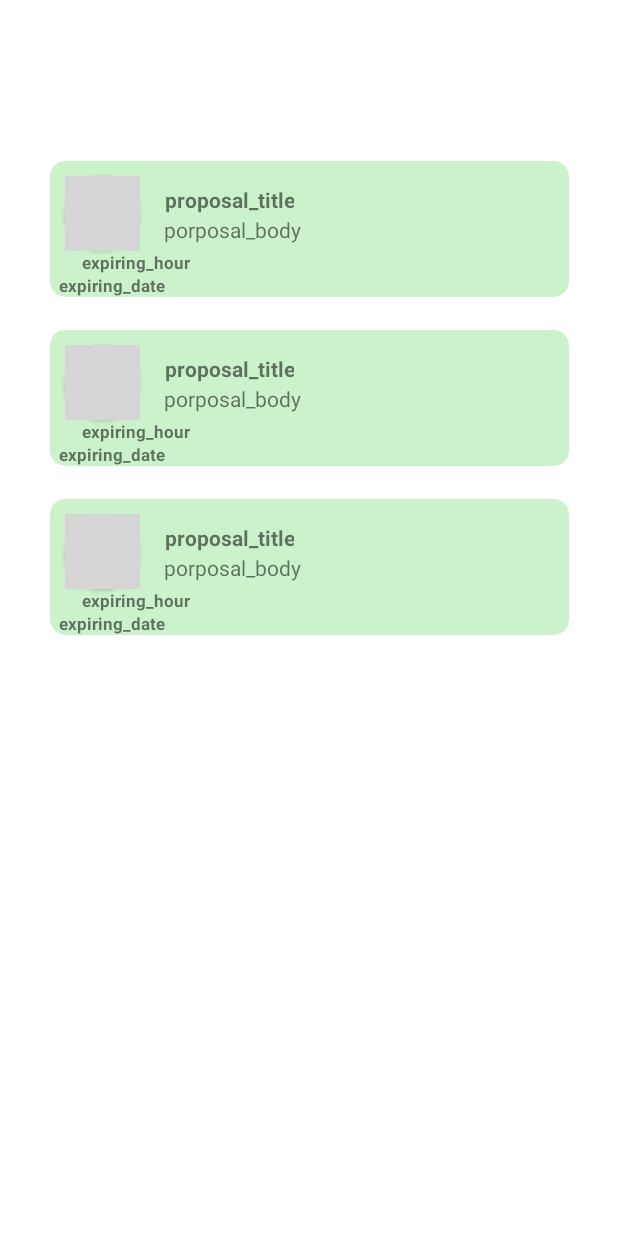
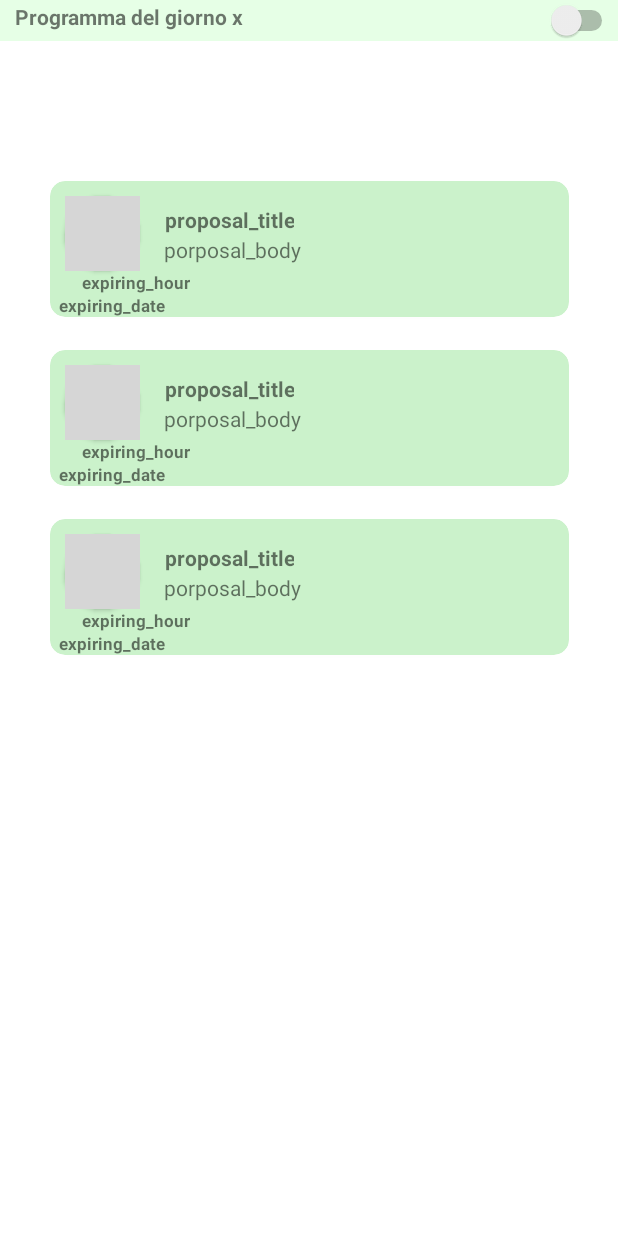
Before and after one commit to Martino-Pistellato/BeKind, an Android app built with Jetpack Compose: the layout fragment_available.xml on its own in the app's theme, with its tools: preview values and no code run, on a phone screen of 412 x 824 dp. Run offline under Robolectric (Android 15) with nearby library versions, the phone set to English and light mode, and no system bars; grey boxes are pictures that could not be loaded.

Commit message:
Add schedule bar
Riccardo, Elisa

Added schedule bar (UI) on all pages

```diff
--- /dev/null
+++ b/app/src/main/java/com/example/bekind_v2/Utilities/ScheduleBar.java
@@ -0,0 +1,4 @@
+package com.example.bekind_v2.Utilities;
+
+public class ScheduleBar {
+}
--- a/app/src/main/res/layout/fragment_available.xml
+++ b/app/src/main/res/layout/fragment_available.xml
@@ -6,12 +6,54 @@
     android:layout_height="match_parent"
     tools:context=".UILayer.ui.dashboard.DashboardFragment">
 
+    <RelativeLayout
+        android:id="@+id/schedule_layout"
+        android:layout_width="wrap_content"
+        android:layout_height="wrap_content"
+        app:layout_constraintTop_toTopOf="parent"
+        app:layout_constraintLeft_toLeftOf="parent"
+        app:layout_constraintRight_toRightOf="parent"
+        android:background="#e6ffe6">
+
+        <TextView
+            android:id="@+id/scheduledate_text"
+            android:layout_width="wrap_content"
+            android:layout_height="wrap_content"
+            android:text="Programma del giorno x"
+            android:textStyle="bold"
+            android:layout_marginLeft="10dp"
+            android:layout_marginTop="1dp"
+            android:visibility="visible"
+            android:clickable="true"/>
+
+        <TextView
+            android:id="@+id/total_activities"
+            android:layout_width="wrap_content"
+            android:layout_height="wrap_content"
+            android:text="Attività totali"
+            android:textStyle="bold"
+            android:layout_marginLeft="10dp"
+            android:layout_marginTop="1dp"
+            android:visibility="invisible"
+            android:clickable="true"/>
+
+        <Switch
+            android:id="@+id/simpleSwitch"
+            android:layout_width="wrap_content"
+            android:layout_height="wrap_content"
+            android:layout_centerVertical="true"
+            android:layout_alignParentEnd="true"/>
+        <!--android:textOff="Totali"
+        android:textOn="Giornaliere"-->
+
+    </RelativeLayout>
+
     <androidx.recyclerview.widget.RecyclerView
         android:id="@+id/recycler_view_proposal"
         android:layout_width="wrap_content"
         android:layout_height="630dp"
         app:layout_constraintBottom_toBottomOf="parent"
-        app:layout_constraintTop_toTopOf="parent"
+        app:layout_constraintTop_toBottomOf="@+id/schedule_layout"
         app:layout_constraintLeft_toLeftOf="parent"
         app:layout_constraintRight_toRightOf="parent"
         tools:listitem="@layout/list_element">
```
Also changed, not shown: app/src/main/res/layout/fragment_dashboard.xml (+42 -0 lines), app/src/main/res/layout/fragment_home.xml (+44 -1 lines).
